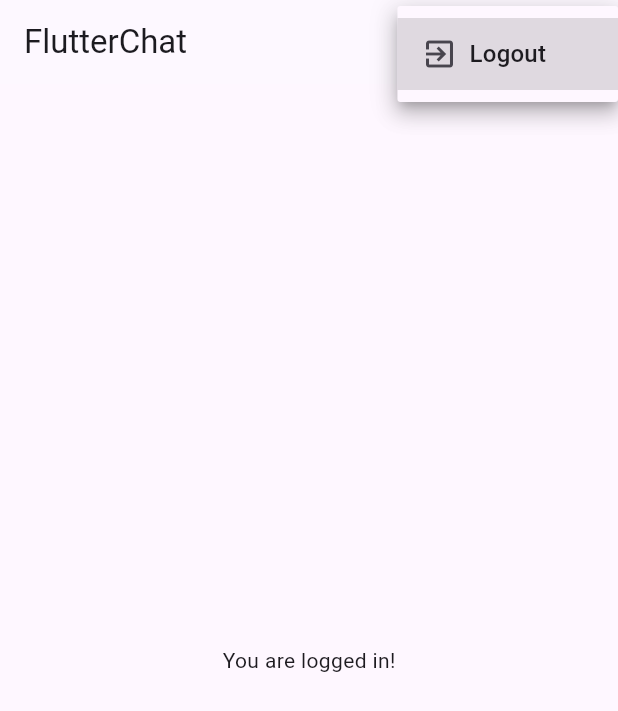
After one commit to KrishKoria/Flutter-Chat, a Flutter app: the screen it shows once a user with an empty profile is signed in, after a tap on the "more vert" icon, on a phone screen of 412 x 824 dp. The commit adds this screen. Shown: the top 711 px of the screen. Run offline on Flutter 3.47's test engine with Material 3 defaults, Android fonts, the phone set to English and light mode, and no system bars; our stand-ins replace firebase_auth, firebase_core; accounts and stored records are empty.

Commit message:
- Added Login and signup using firebase - Added  a basic chat screen with logout button

```diff
--- a/lib/main.dart
+++ b/lib/main.dart
@@ -1,6 +1,8 @@
+import 'package:firebase_auth/firebase_auth.dart';
 import 'package:flutter/material.dart';
 import 'package:flutterchat/screens/auth_screen.dart';
 import 'package:firebase_core/firebase_core.dart';
+import 'package:flutterchat/screens/chat.dart';
 import 'firebase_options.dart';
 
 void main() async {
@@ -17,12 +19,25 @@ class App extends StatelessWidget {
   @override
   Widget build(BuildContext context) {
     return MaterialApp(
-      title: 'FlutterChat',
-      theme: ThemeData().copyWith(
-        colorScheme: ColorScheme.fromSeed(
-            seedColor: const Color.fromARGB(255, 63, 17, 177)),
-      ),
-      home: const AuthScreen(),
-    );
+        title: 'FlutterChat',
+        theme: ThemeData().copyWith(
+          colorScheme: ColorScheme.fromSeed(
+            seedColor: const Color.fromARGB(255, 63, 17, 177),
+          ),
+        ),
+        home: StreamBuilder(
+          stream: FirebaseAuth.instance.authStateChanges(),
+          builder: (ctx, userSnapshot) {
+            if (userSnapshot.connectionState == ConnectionState.waiting) {
+              return const Center(
+                child: CircularProgressIndicator(),
+              );
+            }
+            if (userSnapshot.hasData) {
+              return const ChatScreen();
+            }
+            return const AuthScreen();
+          },
+        ));
   }
 }
--- a/lib/screens/auth_screen.dart
+++ b/lib/screens/auth_screen.dart
@@ -1,4 +1,7 @@
+import 'package:firebase_auth/firebase_auth.dart';
 import 'package:flutter/material.dart';
+
+final _firebase = FirebaseAuth.instance;
 
 class AuthScreen extends StatefulWidget {
   const AuthScreen({super.key});
@@ -11,14 +14,38 @@ class _AuthScreenState extends State<AuthScreen> {
   var _enteredEmail = '';
   var _enteredPassword = '';
   final _formKey = GlobalKey<FormState>();
-  void _submitForm() {
+  Future<void> _submitForm() async {
     final isValid = _formKey.currentState!.validate();
     if (!isValid) {
       return;
     }
     _formKey.currentState!.save();
-    print(_enteredEmail);
-    print(_enteredPassword);
+    // print(_enteredEmail);
+    // print(_enteredPassword);
+    try {
+      if (_isLoggingIn) {
+        final userCredentials = await _firebase.signInWithEmailAndPassword(
+            email: _enteredEmail, password: _enteredPassword);
+      } else {
+        final userCredentials = await _firebase.createUserWithEmailAndPassword(
+            email: _enteredEmail, password: _enteredPassword);
+      }
+    } on FirebaseAuthException catch (error) {
+      var message = 'An error occured, please check your credentials!';
+      if (error.message != null) {
+        message = error.message!;
+      }
+      if (!context.mounted) {
+        return;
+      }
+      ScaffoldMessenger.of(context).clearSnackBars();
+      ScaffoldMessenger.of(context).showSnackBar(
+        SnackBar(
+          content: Text(message),
+          backgroundColor: Theme.of(context).colorScheme.error,
+        ),
+      );
+    }
   }
 
   @override
--- /dev/null
+++ b/lib/screens/chat.dart
@@ -0,0 +1,39 @@
+import 'package:firebase_auth/firebase_auth.dart';
+import 'package:flutter/material.dart';
+
+class ChatScreen extends StatelessWidget {
+  const ChatScreen({super.key});
+  @override
+  Widget build(BuildContext context) {
+    return Scaffold(
+      appBar: AppBar(
+        title: const Text('FlutterChat'),
+        actions: [
+          DropdownButton(
+            icon: const Icon(Icons.more_vert),
+            items: const [
+              DropdownMenuItem(
+                value: 'logout',
+                child: Row(
+                  children: [
+                    Icon(Icons.exit_to_app),
+                    SizedBox(width: 8),
+                    Text('Logout'),
+                  ],
+                ),
+              ),
+            ],
+            onChanged: (itemIdentifier) {
+              if (itemIdentifier == 'logout') {
+                FirebaseAuth.instance.signOut();
+              }
+            },
+          ),
+        ],
+      ),
+      body: const Center(
+        child: Text('You are logged in!'),
+      ),
+    );
+  }
+}
```
